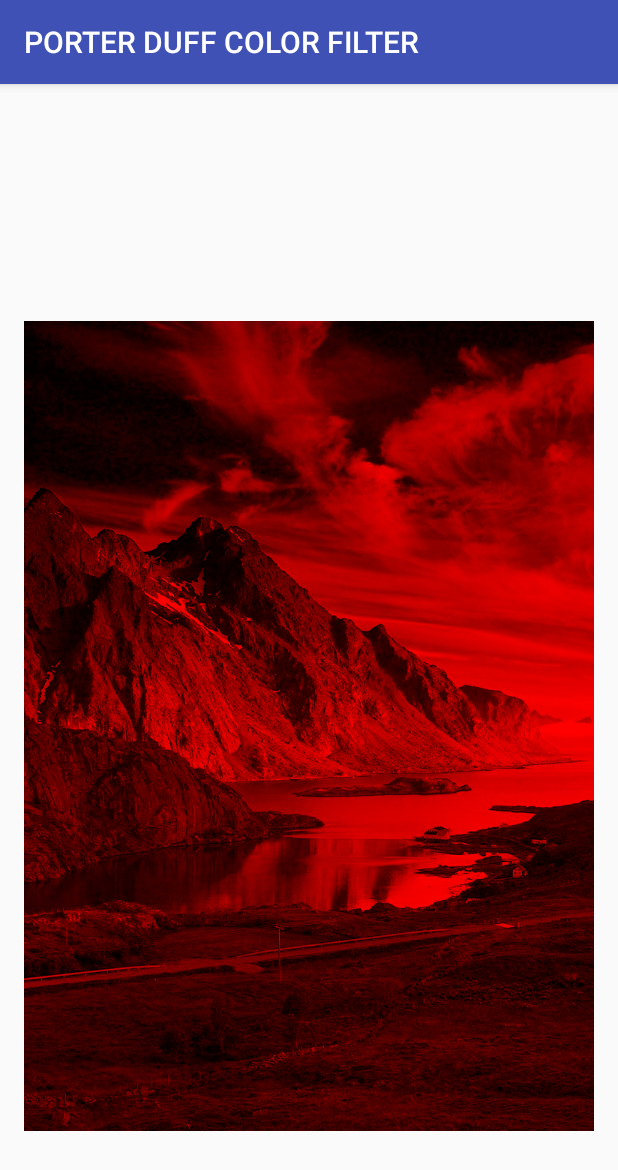
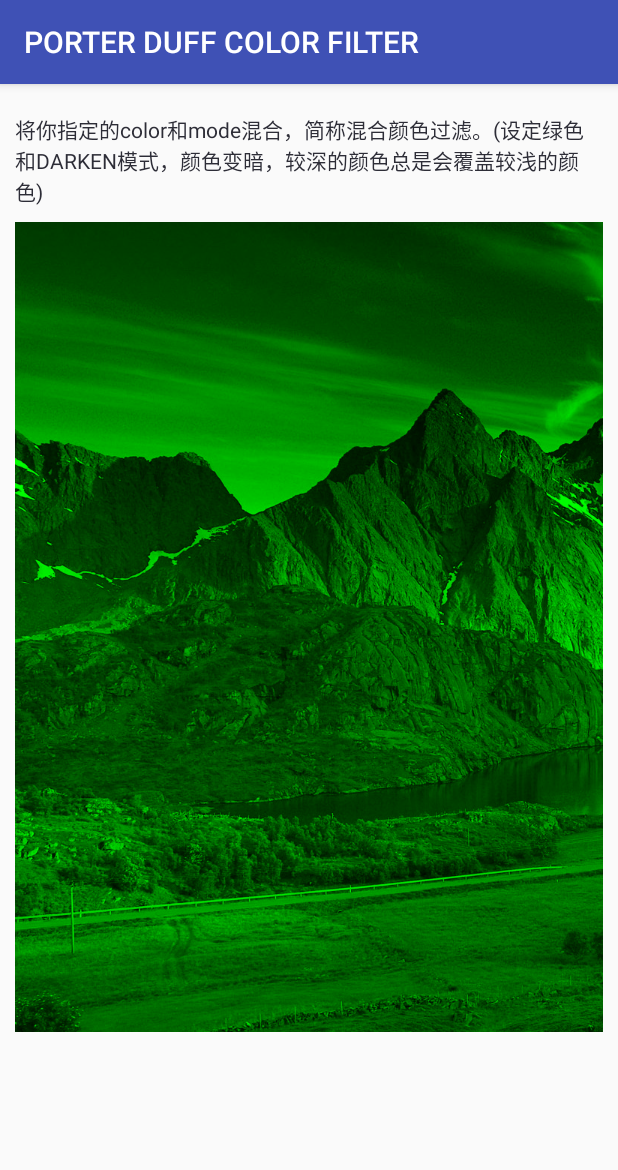
Before and after one commit to conceptcon/DemoCustomView2, an Android app: the PorterDuffColorFilterActivity screen opened directly, with no data from a screen before it, on a phone screen of 412 x 824 dp. Shown: the top 1170 px of the screen. Run offline under Robolectric (Android 15) with nearby library versions, the phone set to English and light mode, and no system bars.

Commit message:
update PorterDuffXfermode

```diff
--- a/app/src/main/java/com/example/leeyou/democustomview2/LightingColorFilterActivity.java
+++ b/app/src/main/java/com/example/leeyou/democustomview2/LightingColorFilterActivity.java
@@ -10,4 +10,5 @@ public class LightingColorFilterActivity extends AppCompatActivity {
         super.onCreate(savedInstanceState);
         setContentView(R.layout.activity_lighting_color_filter);
     }
+
 }
--- a/app/src/main/java/com/example/leeyou/democustomview2/MainActivity.java
+++ b/app/src/main/java/com/example/leeyou/democustomview2/MainActivity.java
@@ -12,6 +12,8 @@ public class MainActivity extends AppCompatActivity {
     protected void onCreate(Bundle savedInstanceState) {
         super.onCreate(savedInstanceState);
         setContentView(R.layout.activity_main);
+
+        setTitle("自定义控件之画笔");
 
         Button btn_color_matrix_filter = (Button) findViewById(R.id.btn_color_matrix_filter);
         btn_color_matrix_filter.setOnClickListener(new View.OnClickListener() {
--- a/app/src/main/java/com/example/leeyou/democustomview2/customView/CustomPorterDuffColorFilterView.java
+++ b/app/src/main/java/com/example/leeyou/democustomview2/customView/CustomPorterDuffColorFilterView.java
@@ -1,6 +1,5 @@
 package com.example.leeyou.democustomview2.customView;
 
-import android.app.Activity;
 import android.content.Context;
 import android.graphics.Bitmap;
 import android.graphics.BitmapFactory;
@@ -12,36 +11,21 @@ import android.graphics.PorterDuffColorFilter;
 import android.util.AttributeSet;
 import android.view.View;
 
-import com.example.leeyou.democustomview2.util.MeasureUtil;
 import com.example.leeyou.democustomview2.R;
 
 public class CustomPorterDuffColorFilterView extends View {
     private Paint mPaint;
     private Bitmap mBitmap;
-    private Context context;
-
-    private int x, y;
 
     public CustomPorterDuffColorFilterView(Context context) {
         super(context);
-
-        this.context = context;
 
         initPaint();
         initRes();
     }
 
-    private void initRes() {
-        mBitmap = BitmapFactory.decodeResource(getResources(), R.mipmap.color_matrix);
-
-        x = MeasureUtil.getScreenSize((Activity) context)[0] / 2 - mBitmap.getWidth() / 2;
-        y = MeasureUtil.getScreenSize((Activity) context)[1] / 2 - mBitmap.getHeight() / 2;
-    }
-
     public CustomPorterDuffColorFilterView(Context context, AttributeSet attrs) {
         super(context, attrs);
-
-        this.context = context;
 
         initPaint();
         initRes();
@@ -49,25 +33,23 @@ public class CustomPorterDuffColorFilterView extends View {
 
     public CustomPorterDuffColorFilterView(Context context, AttributeSet attrs, int defStyleAttr) {
         super(context, attrs, defStyleAttr);
+        initPaint();
+    }
 
-        this.context = context;
-
-        initPaint();
+    private void initRes() {
+        mBitmap = BitmapFactory.decodeResource(getResources(), R.mipmap.color_matrix);
     }
 
     private void initPaint() {
         mPaint = new Paint();
-
         mPaint.setAntiAlias(true);
-
-        mPaint.setColorFilter(new PorterDuffColorFilter(Color.RED, PorterDuff.Mode.DARKEN));
+        mPaint.setColorFilter(new PorterDuffColorFilter(Color.GREEN, PorterDuff.Mode.DARKEN));
     }
 
     @Override
     protected void onDraw(Canvas canvas) {
         super.onDraw(canvas);
-
-        canvas.drawBitmap(mBitmap, x, y, mPaint);
+        canvas.drawBitmap(mBitmap, 0, 0, mPaint);
     }
 
 }
--- a/app/src/main/res/layout/activity_porter_duff_color_filter.xml
+++ b/app/src/main/res/layout/activity_porter_duff_color_filter.xml
@@ -1,15 +1,21 @@
 <?xml version="1.0" encoding="utf-8"?>
-<RelativeLayout xmlns:android="http://schemas.android.com/apk/res/android"
-    xmlns:tools="http://schemas.android.com/tools"
+<LinearLayout xmlns:android="http://schemas.android.com/apk/res/android"
     android:layout_width="match_parent"
     android:layout_height="match_parent"
-    android:paddingBottom="@dimen/activity_vertical_margin"
-    android:paddingLeft="@dimen/activity_horizontal_margin"
-    android:paddingRight="@dimen/activity_horizontal_margin"
-    android:paddingTop="@dimen/activity_vertical_margin"
-    tools:context="com.example.leeyou.democustomview2.PorterDuffColorFilterActivity">
+    android:orientation="vertical"
+    android:padding="10dp">
+
+    <TextView
+        android:id="@+id/tv_desc"
+        android:layout_width="match_parent"
+        android:layout_height="wrap_content"
+        android:paddingBottom="10dp"
+        android:paddingTop="10dp"
+        android:text="将你指定的color和mode混合，简称混合颜色过滤。(设定绿色和DARKEN模式，颜色变暗，较深的颜色总是会覆盖较浅的颜色)"
+        android:textColor="#2d2d37"
+        android:textSize="14dp" />
 
     <com.example.leeyou.democustomview2.customView.CustomPorterDuffColorFilterView
         android:layout_width="match_parent"
         android:layout_height="match_parent" />
-</RelativeLayout>
+</LinearLayout>
--- a/app/src/main/res/values/strings.xml
+++ b/app/src/main/res/values/strings.xml
@@ -1,5 +1,5 @@
 <resources>
-    <string name="app_name">自定义控件之画笔练习</string>
+    <string name="app_name">画笔控件</string>
     <string name="title_activity_porter_duff_xfermode">PorterDuffXfermodeActivity</string>
 
     <string name="hello_world">Hello world!</string>
```
Also changed, not shown: app/src/main/java/com/example/leeyou/democustomview2/PorterDuffXfermodeActivity.java (+40 -41 lines), app/src/main/java/com/example/leeyou/democustomview2/customView/CustomLightingColorFilterView.java (+6 -22 lines), app/src/main/res/layout/activity_lighting_color_filter.xml (+16 -8 lines), app/src/main/res/layout/activity_porter_duff_xfermode.xml (+7 -4 lines).
